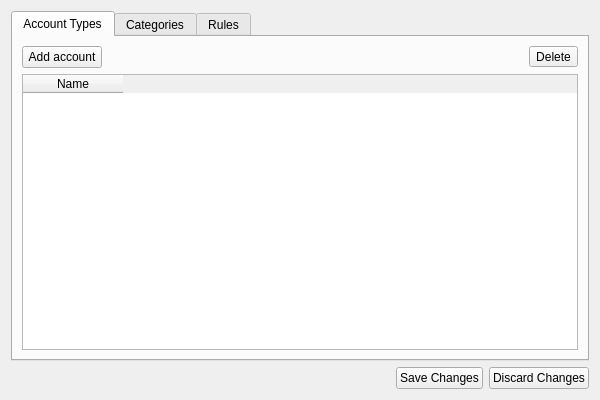
Old version of the form ui/preferenceswidget.ui in the repository dlbuchholz/aion-mirror.
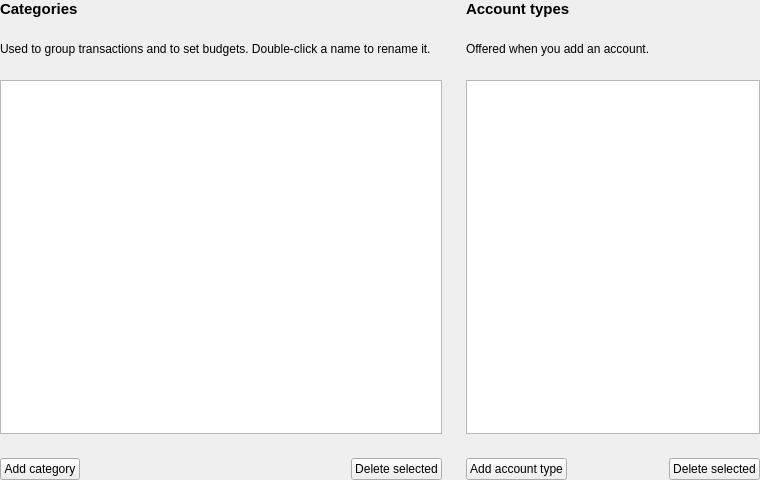
New version of the form. Icons and pictures are not drawn.

What changed in the file:
```diff
--- a/ui/preferenceswidget.ui
+++ b/ui/preferenceswidget.ui
@@ -6,97 +6,66 @@
    <rect>
     <x>0</x>
     <y>0</y>
-    <width>600</width>
-    <height>400</height>
+    <width>760</width>
+    <height>480</height>
    </rect>
   </property>
   <property name="windowTitle">
    <string>Preferences</string>
   </property>
-  <layout class="QVBoxLayout" name="mainLayout">
-   <item>
-    <widget class="QTabWidget" name="preferencesTabWidget">
-     <property name="currentIndex">
+  <layout class="QHBoxLayout" name="mainLayout" stretch="3,2">
+   <property name="spacing">
+    <number>24</number>
+   </property>
+   <property name="leftMargin">
       <number>0</number>
      </property>
-     <widget class="QWidget" name="accountTypesTab">
-      <attribute name="title">
-       <string>Account Types</string>
-      </attribute>
-      <layout class="QVBoxLayout" name="accountTypesLayout">
-       <item>
-        <layout class="QHBoxLayout" name="horizontalLayout">
+   <property name="topMargin">
+    <number>0</number>
+   </property>
+   <property name="rightMargin">
+    <number>0</number>
+   </property>
          <property name="bottomMargin">
           <number>0</number>
          </property>
          <item>
-          <widget class="QPushButton" name="addAccountTypeButton">
-           <property name="text">
-            <string>Add account</string>
-           </property>
-           <property name="icon">
-            <iconset theme="QIcon::ThemeIcon::ListAdd"/>
-           </property>
-          </widget>
-         </item>
-         <item>
-          <spacer name="horizontalSpacer_2">
-           <property name="orientation">
-            <enum>Qt::Orientation::Horizontal</enum>
-           </property>
-           <property name="sizeHint" stdset="0">
-            <size>
-             <width>40</width>
-             <height>20</height>
-            </size>
-           </property>
-          </spacer>
-         </item>
-         <item>
-          <widget class="QToolButton" name="deleteAccountTypeButton">
-           <property name="text">
-            <string>Delete</string>
-           </property>
-           <property name="icon">
-            <iconset theme="QIcon::ThemeIcon::ListRemove"/>
-           </property>
-          </widget>
-         </item>
-        </layout>
-       </item>
-       <item>
-        <widget class="QTableWidget" name="accountTypesTable">
-         <property name="editTriggers">
-          <set>QAbstractItemView::EditTrigger::DoubleClicked|QAbstractItemView::EditTrigger::EditKeyPressed|QAbstractItemView::EditTrigger::SelectedClicked</set>
-         </property>
-         <property name="rowCount">
-          <number>0</number>
-         </property>
-         <property name="columnCount">
-          <number>1</number>
-         </property>
-         <attribute name="verticalHeaderVisible">
-          <bool>true</bool>
-         </attribute>
-         <column>
-          <property name="text">
-           <string>Name</string>
-          </property>
-         </column>
-        </widget>
-       </item>
-      </layout>
-     </widget>
-     <widget class="QWidget" name="categoriesTab">
-      <attribute name="title">
-       <string>Categories</string>
-      </attribute>
       <layout class="QVBoxLayout" name="categoriesLayout">
        <item>
-        <layout class="QHBoxLayout" name="horizontalLayout_2">
-         <property name="topMargin">
-          <number>0</number>
-         </property>
+      <widget class="QLabel" name="categoriesTitle">
+       <property name="font">
+        <font>
+         <pointsize>11</pointsize>
+         <bold>true</bold>
+        </font>
+       </property>
+       <property name="text">
+        <string>Categories</string>
+       </property>
+      </widget>
+     </item>
+     <item>
+      <widget class="QLabel" name="categoriesHint">
+       <property name="text">
+        <string>Used to group transactions and to set budgets. Double-click a name to rename it.</string>
+       </property>
+       <property name="wordWrap">
+        <bool>true</bool>
+       </property>
+      </widget>
+     </item>
+     <item>
+      <widget class="QTableWidget" name="categoriesTable">
+       <property name="editTriggers">
+        <set>QAbstractItemView::EditTrigger::DoubleClicked|QAbstractItemView::EditTrigger::EditKeyPressed|QAbstractItemView::EditTrigger::SelectedClicked</set>
+       </property>
+       <property name="alternatingRowColors">
+        <bool>true</bool>
+       </property>
+      </widget>
+     </item>
+     <item>
+      <layout class="QHBoxLayout" name="categoriesButtonLayout">
          <item>
           <widget class="QPushButton" name="addCategoryButton">
            <property name="text">
@@ -108,7 +77,7 @@
           </widget>
          </item>
          <item>
-          <spacer name="horizontalSpacer_3">
+        <spacer name="categoriesButtonSpacer">
            <property name="orientation">
             <enum>Qt::Orientation::Horizontal</enum>
            </property>
@@ -121,83 +90,81 @@
           </spacer>
          </item>
          <item>
-          <widget class="QToolButton" name="deleteCategoryButton">
+        <widget class="QPushButton" name="deleteCategoryButton">
            <property name="text">
-            <string>Delete</string>
-           </property>
-           <property name="icon">
-            <iconset theme="QIcon::ThemeIcon::ListRemove"/>
-           </property>
+          <string>Delete selected</string>
+         </property>
           </widget>
          </item>
         </layout>
        </item>
+    </layout>
+   </item>
        <item>
-        <widget class="QTableWidget" name="categoriesTable">
+    <layout class="QVBoxLayout" name="accountTypesLayout">
+     <item>
+      <widget class="QLabel" name="accountTypesTitle">
+       <property name="font">
+        <font>
+         <pointsize>11</pointsize>
+         <bold>true</bold>
+        </font>
+       </property>
+       <property name="text">
+        <string>Account types</string>
+       </property>
+      </widget>
+     </item>
+     <item>
+      <widget class="QLabel" name="accountTypesHint">
+       <property name="text">
+        <string>Offered when you add an account.</string>
+       </property>
+       <property name="wordWrap">
+        <bool>true</bool>
+       </property>
+      </widget>
+     </item>
+     <item>
+      <widget class="QTableWidget" name="accountTypesTable">
          <property name="editTriggers">
           <set>QAbstractItemView::EditTrigger::DoubleClicked|QAbstractItemView::EditTrigger::EditKeyPressed|QAbstractItemView::EditTrigger::SelectedClicked</set>
          </property>
-         <property name="rowCount">
-          <number>0</number>
-         </property>
-         <property name="columnCount">
-          <number>2</number>
-         </property>
-         <column>
+       <property name="alternatingRowColors">
+        <bool>true</bool>
+       </property>
+      </widget>
+     </item>
+     <item>
+      <layout class="QHBoxLayout" name="accountTypesButtonLayout">
+       <item>
+        <widget class="QPushButton" name="addAccountTypeButton">
           <property name="text">
-           <string>Name</string>
-          </property>
-         </column>
-         <column>
-          <property name="text">
-           <string>Type</string>
-          </property>
-         </column>
+          <string>Add account type</string>
+         </property>
         </widget>
        </item>
-      </layout>
-     </widget>
-     <widget class="QWidget" name="tab">
-      <attribute name="title">
-       <string>Rules</string>
-      </attribute>
-     </widget>
-    </widget>
-   </item>
    <item>
-    <layout class="QHBoxLayout" name="buttonLayout">
-     <item>
-      <spacer name="horizontalSpacer">
+        <spacer name="accountTypesButtonSpacer">
        <property name="orientation">
         <enum>Qt::Orientation::Horizontal</enum>
        </property>
        <property name="sizeHint" stdset="0">
         <size>
-         <width>0</width>
-         <height>0</height>
+           <width>40</width>
+           <height>20</height>
         </size>
        </property>
       </spacer>
      </item>
      <item>
-      <widget class="QPushButton" name="saveButton">
+        <widget class="QPushButton" name="deleteAccountTypeButton">
        <property name="text">
-        <string>Save Changes</string>
-       </property>
-       <property name="icon">
-        <iconset theme="QIcon::ThemeIcon::SyncSynchronizing"/>
+          <string>Delete selected</string>
        </property>
       </widget>
      </item>
-     <item>
-      <widget class="QPushButton" name="discardButton">
-       <property name="text">
-        <string>Discard Changes</string>
-       </property>
-       <property name="icon">
-        <iconset theme="QIcon::ThemeIcon::EditUndo"/>
-       </property>
-      </widget>
+      </layout>
      </item>
     </layout>
    </item>
```
Left out of the diff: 5 changed lines with no effect on the pictures. Lines whose indentation alone changed are shown as unchanged.
